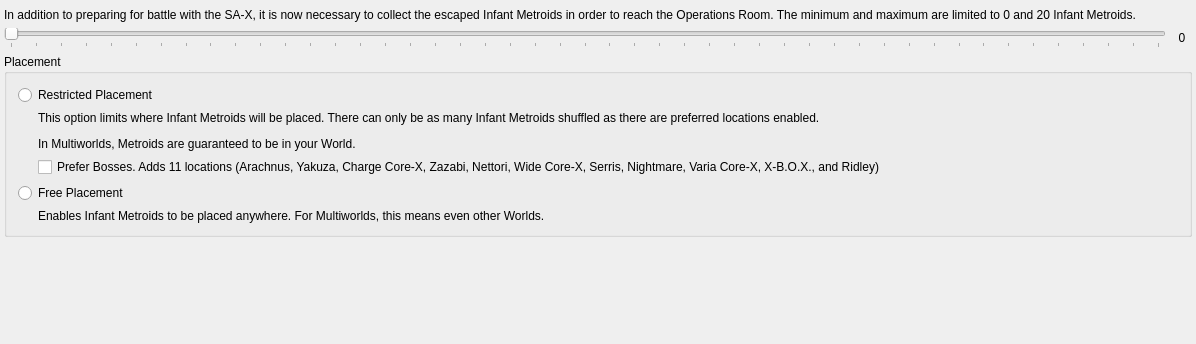
The window that randovania/gui/ui_files/preset_fusion_goal.ui (randovania/randovania) describes before a commit, drawn with Qt 5.
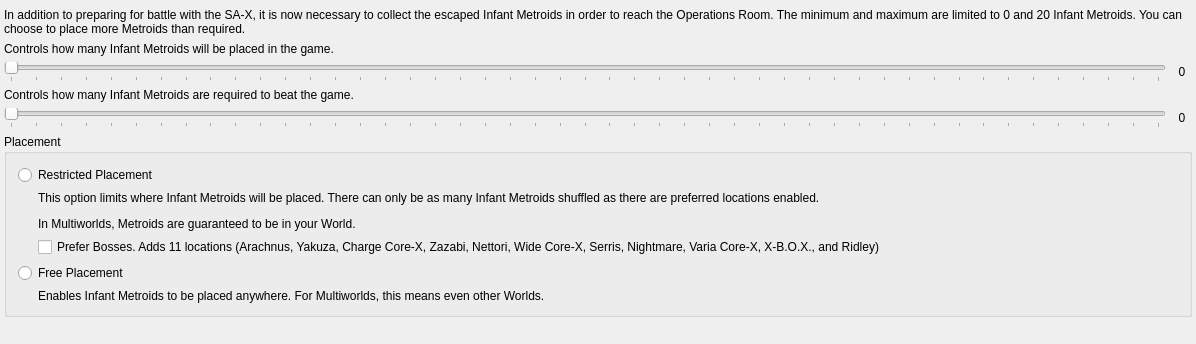
The same window after the commit.

Commit message: Fusion: Add required and placed metroids to goal

```diff
--- a/randovania/gui/ui_files/preset_fusion_goal.ui
+++ b/randovania/gui/ui_files/preset_fusion_goal.ui
@@ -36,7 +36,7 @@
     <item>
      <widget class="QLabel" name="description_label">
       <property name="text">
-       <string>&lt;html&gt;&lt;head/&gt;&lt;body&gt;&lt;p&gt;In addition to preparing for battle with the SA-X, it is now necessary to collect the escaped Infant Metroids in order to reach the Operations Room. The minimum and maximum are limited to 0 and 20 Infant Metroids.&lt;/p&gt;&lt;/body&gt;&lt;/html&gt;</string>
+       <string>&lt;html&gt;&lt;head/&gt;&lt;body&gt;&lt;p&gt;In addition to preparing for battle with the SA-X, it is now necessary to collect the escaped Infant Metroids in order to reach the Operations Room. The minimum and maximum are limited to 0 and 20 Infant Metroids. You can choose to place more Metroids than required.&lt;/p&gt;&lt;/body&gt;&lt;/html&gt;</string>
       </property>
       <property name="wordWrap">
        <bool>true</bool>
@@ -44,9 +44,19 @@
      </widget>
     </item>
     <item>
-     <layout class="QHBoxLayout" name="metroid_slider_layout">
+     <widget class="QLabel" name="placed_label">
+      <property name="text">
+       <string>&lt;html&gt;&lt;head/&gt;&lt;body&gt;&lt;p&gt;Controls how many Infant Metroids will be placed in the game.&lt;/p&gt;&lt;/body&gt;&lt;/html&gt;</string>
+      </property>
+      <property name="wordWrap">
+       <bool>true</bool>
+      </property>
+     </widget>
+    </item>
+    <item>
+     <layout class="QHBoxLayout" name="placed_slider_layout">
       <item>
-       <widget class="QSlider" name="metroid_slider">
+       <widget class="QSlider" name="placed_slider">
         <property name="maximum">
          <number>46</number>
         </property>
@@ -62,7 +72,59 @@
        </widget>
       </item>
       <item>
-       <widget class="QLabel" name="metroid_slider_label">
+       <widget class="QLabel" name="placed_slider_label">
+        <property name="sizePolicy">
+         <sizepolicy hsizetype="Fixed" vsizetype="Fixed">
+          <horstretch>0</horstretch>
+          <verstretch>0</verstretch>
+         </sizepolicy>
+        </property>
+        <property name="minimumSize">
+         <size>
+          <width>20</width>
+          <height>0</height>
+         </size>
+        </property>
+        <property name="text">
+         <string>0</string>
+        </property>
+        <property name="alignment">
+         <set>Qt::AlignCenter</set>
+        </property>
+       </widget>
+      </item>
+     </layout>
+    </item>
+    <item>
+     <widget class="QLabel" name="required_label">
+      <property name="text">
+       <string>&lt;html&gt;&lt;head/&gt;&lt;body&gt;&lt;p&gt;Controls how many Infant Metroids are required to beat the game.&lt;/p&gt;&lt;/body&gt;&lt;/html&gt;</string>
+      </property>
+      <property name="wordWrap">
+       <bool>true</bool>
+      </property>
+     </widget>
+    </item>
+    <item>
+     <layout class="QHBoxLayout" name="required_slider_layout">
+      <item>
+       <widget class="QSlider" name="required_slider">
+        <property name="maximum">
+         <number>46</number>
+        </property>
+        <property name="pageStep">
+         <number>2</number>
+        </property>
+        <property name="orientation">
+         <enum>Qt::Horizontal</enum>
+        </property>
+        <property name="tickPosition">
+         <enum>QSlider::TicksBelow</enum>
+        </property>
+       </widget>
+      </item>
+      <item>
+       <widget class="QLabel" name="required_slider_label">
         <property name="sizePolicy">
          <sizepolicy hsizetype="Fixed" vsizetype="Fixed">
           <horstretch>0</horstretch>
```
The commit also changes 6 other files.
